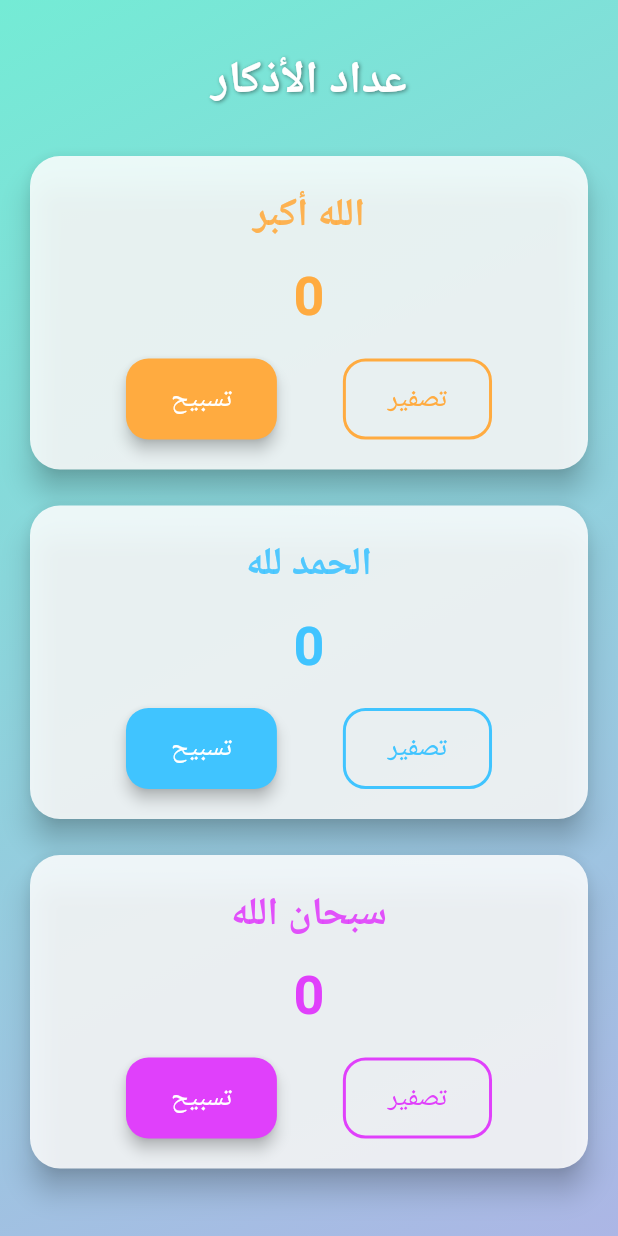
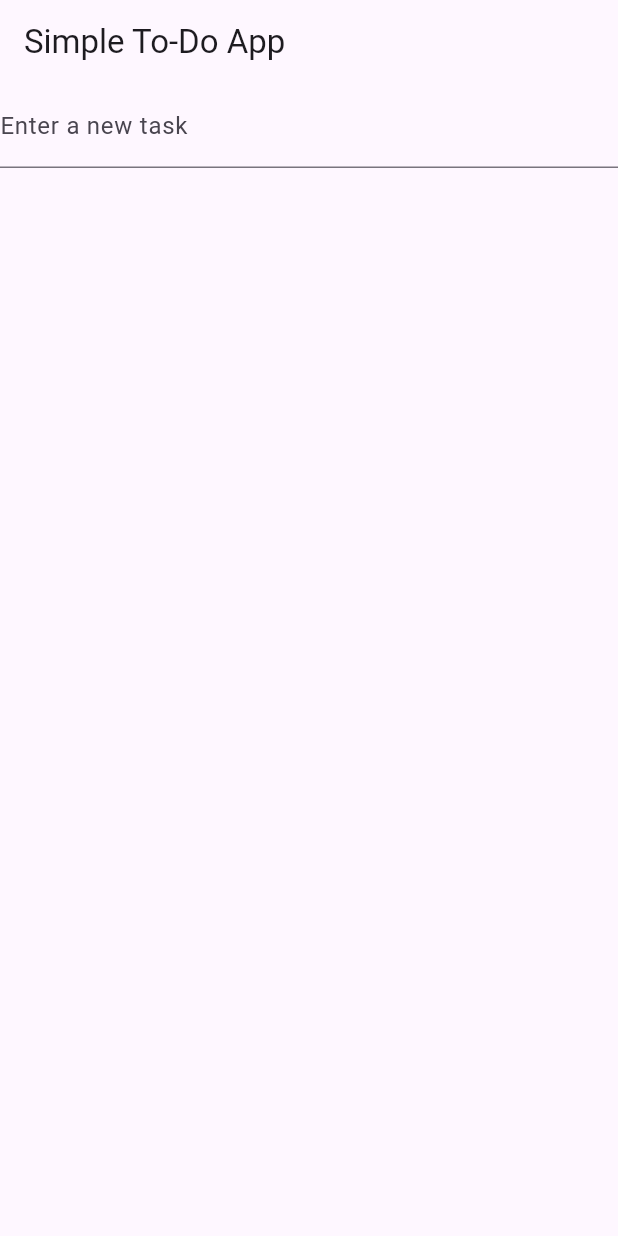
Before and after one commit to LAHENLAHRN/allapplication, a Flutter app: the screen it shows after launch, on a phone screen of 412 x 824 dp. Run offline on Flutter 3.47's test engine with Material 3 defaults, Android fonts, the phone set to English and light mode, and no system bars.

Commit message:
lesson_04_b_simple_to_do_app

```diff
--- a/lib/main.dart
+++ b/lib/main.dart
@@ -1,171 +1,49 @@
 import 'package:flutter/material.dart';
 
 void main() {
-  runApp(const TasbeehApp());
+  runApp(TodoApp());
 }
 
-class TasbeehApp extends StatelessWidget {
-  const TasbeehApp({super.key});
+class TodoApp extends StatefulWidget {
+  @override
+  _TodoAppState createState() => _TodoAppState();
+}
+
+class _TodoAppState extends State<TodoApp> {
+  final List<String> _todos = [];
+
+  void _addTodoItem(String task) {
+    if (task.isNotEmpty) {
+      setState(() {
+        _todos.add(task);
+      });
+    }
+  }
 
   @override
   Widget build(BuildContext context) {
     return MaterialApp(
-      debugShowCheckedModeBanner: false,
-      title: 'عداد التسبيح',
-      theme: ThemeData(
-        fontFamily: 'Roboto',
-        primarySwatch: Colors.teal,
-      ),
-      home: const TasbeehScreen(),
-    );
-  }
-}
-
-class TasbeehScreen extends StatefulWidget {
-  const TasbeehScreen({super.key});
-
-  @override
-  State<TasbeehScreen> createState() => _TasbeehScreenState();
-}
-
-class _TasbeehScreenState extends State<TasbeehScreen> {
-  int allahuAkbar = 0;
-  int alhamdulillah = 0;
-  int subhanAllah = 0;
-
-  @override
-  Widget build(BuildContext context) {
-    return Scaffold(
-      body: Container(
-        decoration: const BoxDecoration(
-          gradient: LinearGradient(
-            colors: [Color(0xFF74EBD5), Color(0xFFACB6E5)],
-            begin: Alignment.topLeft,
-            end: Alignment.bottomRight,
-          ),
+      home: Scaffold(
+        appBar: AppBar(
+          title: Text('Simple To-Do App'),
         ),
-        child: SafeArea(
-          child: SingleChildScrollView(
-            physics: const BouncingScrollPhysics(),
-            padding: const EdgeInsets.all(16.0),
-            child: Column(
-              children: [
-                const SizedBox(height: 16),
-                const Text(
-                  'عداد الأذكار',
-                  style: TextStyle(
-                    fontSize: 30,
-                    fontWeight: FontWeight.bold,
-                    color: Colors.white,
-                    shadows: [
-                      Shadow(
-                        color: Colors.black45,
-                        offset: Offset(1, 1),
-                        blurRadius: 3,
-                      ),
-                    ],
-                  ),
-                ),
-                const SizedBox(height: 24),
-                _buildCounterCard(
-                  title: 'الله أكبر',
-                  count: allahuAkbar,
-                  color: Colors.orangeAccent,
-                  onTap: () => setState(() => allahuAkbar++),
-                  onReset: () => setState(() => allahuAkbar = 0),
-                ),
-                const SizedBox(height: 16),
-                _buildCounterCard(
-                  title: 'الحمد لله',
-                  count: alhamdulillah,
-                  color: Colors.lightBlueAccent,
-                  onTap: () => setState(() => alhamdulillah++),
-                  onReset: () => setState(() => alhamdulillah = 0),
-                ),
-                const SizedBox(height: 16),
-                _buildCounterCard(
-                  title: 'سبحان الله',
-                  count: subhanAllah,
-                  color: Colors.purpleAccent,
-                  onTap: () => setState(() => subhanAllah++),
-                  onReset: () => setState(() => subhanAllah = 0),
-                ),
-                const SizedBox(height: 30),
-              ],
-            ),
-          ),
-        ),
-      ),
-    );
-  }
-
-  Widget _buildCounterCard({
-    required String title,
-    required int count,
-    required Color color,
-    required VoidCallback onTap,
-    required VoidCallback onReset,
-  }) {
-    return Card(
-      color: Colors.white.withOpacity(0.85),
-      shape: RoundedRectangleBorder(borderRadius: BorderRadius.circular(20)),
-      elevation: 8,
-      child: Padding(
-        padding: const EdgeInsets.all(20),
-        child: Column(
-          children: [
-            Text(
-              title,
-              style: TextStyle(
-                fontSize: 26,
-                fontWeight: FontWeight.bold,
-                color: color.withOpacity(0.9),
+        body: Column(
+          children: <Widget>[
+            TextField(
+              onSubmitted: _addTodoItem,
+              decoration: InputDecoration(
+                labelText: 'Enter a new task',
               ),
             ),
-            const SizedBox(height: 10),
-            Text(
-              '$count',
-              style: TextStyle(
-                fontSize: 36,
-                fontWeight: FontWeight.w600,
-                color: color,
+            Expanded(
+              child: ListView.builder(
+                itemCount: _todos.length,
+                itemBuilder: (context, index) {
+                  return ListTile(
+                    title: Text(_todos[index]),
+                  );
+                },
               ),
-            ),
-            const SizedBox(height: 16),
-            Row(
-              mainAxisAlignment: MainAxisAlignment.spaceEvenly,
-              children: [
-                ElevatedButton(
-                  onPressed: onTap,
-                  style: ElevatedButton.styleFrom(
-                    backgroundColor: color,
-                    foregroundColor: Colors.white,
-                    padding: const EdgeInsets.symmetric(
-                        horizontal: 30, vertical: 14),
-                    shape: RoundedRectangleBorder(
-                        borderRadius: BorderRadius.circular(15)),
-                    elevation: 4,
-                  ),
-                  child: const Text(
-                    'تسبيح',
-                    style: TextStyle(fontSize: 18),
-                  ),
-                ),
-                OutlinedButton(
-                  onPressed: onReset,
-                  style: OutlinedButton.styleFrom(
-                    side: BorderSide(color: color, width: 2),
-                    padding: const EdgeInsets.symmetric(
-                        horizontal: 30, vertical: 14),
-                    shape: RoundedRectangleBorder(
-                        borderRadius: BorderRadius.circular(15)),
-                  ),
-                  child: Text(
-                    'تصفير',
-                    style: TextStyle(fontSize: 18, color: color),
-                  ),
-                ),
-              ],
             ),
           ],
         ),
```
Also changed, not shown: 1 other file.
